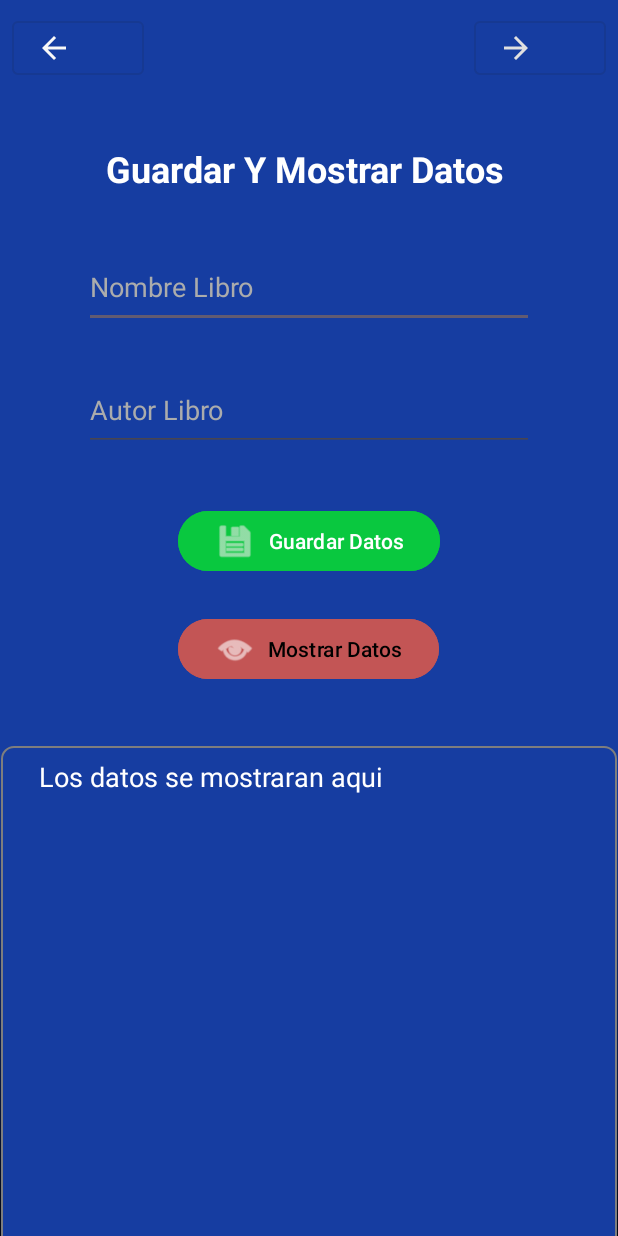
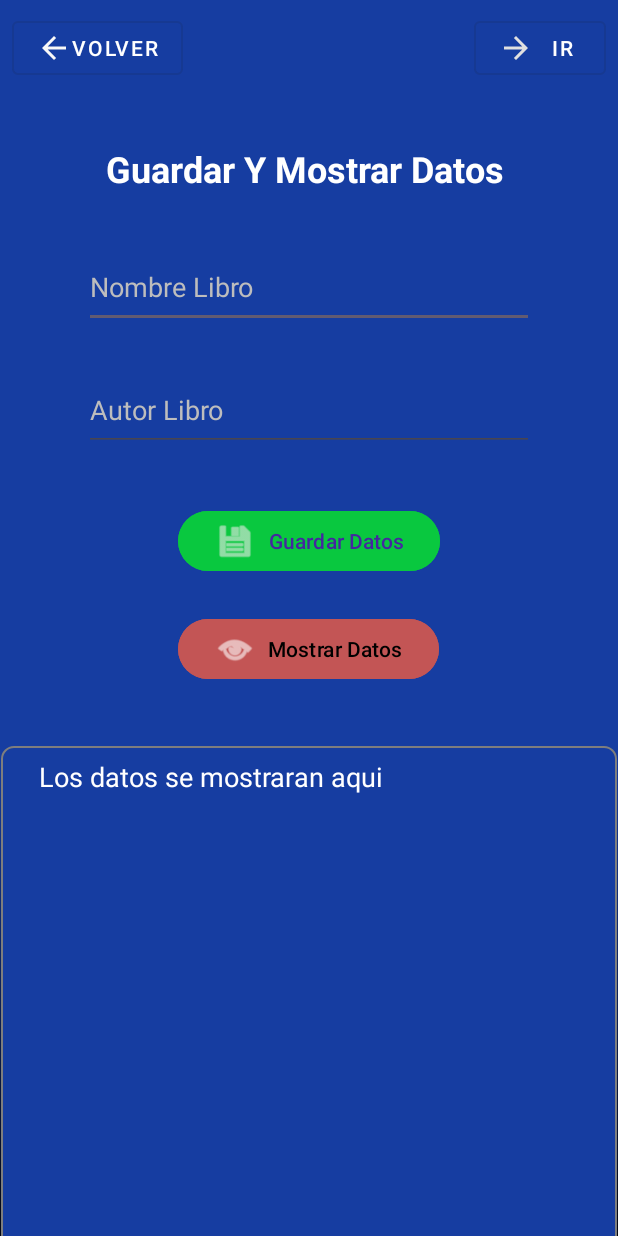
Before and after one commit to AlexRomanMamani/appMovil, an Android app: the TerceraActivity screen opened directly, with no data from a screen before it, after a tap on "Guardar Datos", on a phone screen of 412 x 824 dp. Run offline under Robolectric (Android 15) with nearby library versions, the phone set to English and light mode, and no system bars; our stand-ins replace Firebase (no records; nobody signed in at launch, a user with empty details on screens opened directly); Roboto replaces fonts that are not available here.

Commit message:
App Movil Final 06-10-2024

```diff
--- a/app/src/main/java/com/example/myapplication/CuartaActivity.kt
+++ b/app/src/main/java/com/example/myapplication/CuartaActivity.kt
@@ -7,11 +7,6 @@ import android.widget.Toast
 import android.widget.ImageView
 import androidx.appcompat.app.AppCompatActivity
 import com.google.firebase.auth.FirebaseAuth
-import com.google.firebase.database.DataSnapshot
-import com.google.firebase.database.DatabaseError
-import com.google.firebase.database.ValueEventListener
-import com.google.firebase.database.ktx.database
-import com.google.firebase.ktx.Firebase
 
 class CuartaActivity : AppCompatActivity() {
     private lateinit var textViewData: TextView
--- a/app/src/main/java/com/example/myapplication/MainActivity.kt
+++ b/app/src/main/java/com/example/myapplication/MainActivity.kt
@@ -5,8 +5,6 @@ import android.os.Bundle
 import android.widget.Button
 import androidx.activity.enableEdgeToEdge
 import androidx.appcompat.app.AppCompatActivity
-import androidx.core.view.ViewCompat
-import androidx.core.view.WindowInsetsCompat
 
 class MainActivity : AppCompatActivity() {
     override fun onCreate(savedInstanceState: Bundle?) {
--- a/app/src/main/java/com/example/myapplication/SegundaActivity.kt
+++ b/app/src/main/java/com/example/myapplication/SegundaActivity.kt
@@ -58,7 +58,7 @@ class SegundaActivity : AppCompatActivity() {
             val password = textPassword.text.toString()
 
             if (email.isNotEmpty() && password.isNotEmpty()) {
-                signIn(email, password, textEmail, textPassword)
+                signIn(email, password, textPassword)
             } else {
                 Toast.makeText(
                     baseContext,
@@ -135,11 +135,10 @@ class SegundaActivity : AppCompatActivity() {
             }
     }
 
-    private fun signIn(email: String, password: String, textEmail: EditText, textPassword: EditText) {
+    private fun signIn(email: String, password: String, textPassword: EditText) {
         firebaseAuth.signInWithEmailAndPassword(email, password)
             .addOnCompleteListener(this) { task ->
                 if (task.isSuccessful) {
-                    val user = firebaseAuth.currentUser
                     Toast.makeText(baseContext, "Bienvenido", Toast.LENGTH_SHORT).show()
                     // Aquí puedes saltar a otra pantalla si la autenticación es exitosa
                     val intent = Intent(this, TerceraActivity::class.java)
--- a/app/src/main/java/com/example/myapplication/TerceraActivity.kt
+++ b/app/src/main/java/com/example/myapplication/TerceraActivity.kt
@@ -8,13 +8,6 @@ import android.widget.TextView
 import android.widget.Toast
 import androidx.activity.enableEdgeToEdge
 import androidx.appcompat.app.AppCompatActivity
-import androidx.core.view.ViewCompat
-import androidx.core.view.WindowInsetsCompat
-import com.google.firebase.auth.FirebaseAuth
-import com.google.firebase.database.DataSnapshot
-import com.google.firebase.database.DatabaseError
-import com.google.firebase.database.ValueEventListener
-import com.google.firebase.database.ktx.database
 import com.google.firebase.firestore.ktx.firestore
 import com.google.firebase.firestore.toObject
 import com.google.firebase.ktx.Firebase
@@ -30,8 +23,8 @@ class TerceraActivity : AppCompatActivity() {
     // Inicializar las vistas después de setContentView
     private lateinit var boton: Button
     private lateinit var botonMostrar: Button
-    private lateinit var editText_nombre: EditText
-    private lateinit var editText_autor: EditText
+    private lateinit var editTextNombre: EditText
+    private lateinit var editTextAutor: EditText
     private lateinit var tvLibros: TextView
     private lateinit var buttonBackToSecond:Button
 
@@ -43,8 +36,8 @@ class TerceraActivity : AppCompatActivity() {
         // Vinculación de vistas
         boton = findViewById(R.id.btn_guardar)
         botonMostrar = findViewById(R.id.btn_mostrar)
-        editText_nombre = findViewById(R.id.etNombre)
-        editText_autor = findViewById(R.id.etAutor)
+        editTextNombre = findViewById(R.id.etNombre)
+        editTextAutor = findViewById(R.id.etAutor)
         tvLibros = findViewById(R.id.tv_Libros)
 
         buttonBackToSecond = findViewById(R.id.btn_back_segunda)
@@ -62,8 +55,8 @@ class TerceraActivity : AppCompatActivity() {
         }
 
         boton.setOnClickListener {
-            val nombre = editText_nombre.text.toString()
-            val autor = editText_autor.text.toString()
+            val nombre = editTextNombre.text.toString()
+            val autor = editTextAutor.text.toString()
             val libro = Libro(nombre, autor)
             saveLibro(libro)
         }
@@ -112,28 +105,5 @@ class TerceraActivity : AppCompatActivity() {
         }
     }
 
-    private fun fetchDataFromDatabase() {
-        val user = FirebaseAuth.getInstance().currentUser
-        if (user != null) {
-            val database = Firebase.database
-            val myRef = database.getReference("users").child(user.uid)
 
-            myRef.addListenerForSingleValueEvent(object : ValueEventListener {
-                override fun onDataChange(dataSnapshot: DataSnapshot) {
-                    if (dataSnapshot.exists()) {
-                        val userData = dataSnapshot.value as? Map<*, *>
-                        if (userData != null) {
-                            val username = userData["username"] as? String
-                            val email = userData["email"] as? String
-                            val displayText = "Username: $username\nEmail: $email"
-                        }
-                    }
-                }
-
-                override fun onCancelled(databaseError: DatabaseError) {
-                    Toast.makeText(this@TerceraActivity, "Error al obtener datos: ${databaseError.message}", Toast.LENGTH_SHORT).show()
-                }
-            })
-            }
-        }
 }
--- a/app/src/main/res/layout/activity_tercera.xml
+++ b/app/src/main/res/layout/activity_tercera.xml
@@ -37,7 +37,7 @@
         android:hint="@string/nombre_libro"
         android:inputType="textPersonName"
         android:textColor="#FFFFFF"
-        android:textColorHint="#ABACAC"
+        android:textColorHint="#BDBDBD"
         app:layout_constraintEnd_toEndOf="parent"
         app:layout_constraintStart_toStartOf="parent"
         app:layout_constraintTop_toBottomOf="@+id/textView1" />
@@ -52,7 +52,7 @@
         android:hint="@string/autor_libro"
         android:inputType="textPersonName"
         android:textColor="#FFFFFF"
-        android:textColorHint="#ABACAC"
+        android:textColorHint="#BDBDBD"
         app:layout_constraintEnd_toEndOf="parent"
         app:layout_constraintStart_toStartOf="parent"
         app:layout_constraintTop_toBottomOf="@+id/etNombre" />
@@ -64,7 +64,7 @@
         android:layout_marginTop="36dp"
         android:backgroundTint="#09C83F"
         android:text="@string/btn_guardar"
-        android:textColor="#FFFFFF"
+        android:textColor="#4527A0"
         app:icon="@android:drawable/ic_menu_save"
         app:iconSize="28dp"
         app:iconTint="#EDEAEA"
@@ -105,7 +105,7 @@
             style="@style/Widget.MaterialComponents.Button.OutlinedButton"
             android:layout_width="wrap_content"
             android:layout_height="wrap_content"
-            android:text=""
+            android:text="@string/volver2"
             android:textColor="@color/white"
             app:icon="?attr/actionModeCloseDrawable"
             app:iconPadding="0dp"
@@ -114,7 +114,7 @@
             />
 
         <Space
-            android:layout_width="150dp"
+            android:layout_width="0dp"
             android:layout_height="wrap_content"
             android:layout_weight="1" />
 
@@ -123,7 +123,7 @@
             style="@style/Widget.MaterialComponents.Button.OutlinedButton"
             android:layout_width="wrap_content"
             android:layout_height="wrap_content"
-            android:text="@string/btn_tercera"
+            android:text="@string/ir"
             android:textColor="@color/white"
             app:icon="@drawable/ic_arrow_forward"
             app:iconPadding="5dp"
--- a/app/src/main/res/values/strings.xml
+++ b/app/src/main/res/values/strings.xml
@@ -35,4 +35,6 @@
     <string name="volver">Volver</string>
     <string name="btn_back_primera"></string>">
     <string name="btn_tercera"></string>
+    <string name="volver2">volver</string>
+    <string name="ir">ir</string>
 </resources>
```
Also changed, not shown: app/src/main/res/layout/activity_main.xml (+5 -4 lines), app/src/main/res/layout/activity_segunda.xml (+11 -8 lines), app/src/main/res/layout/registrarse.xml (+10 -4 lines).
